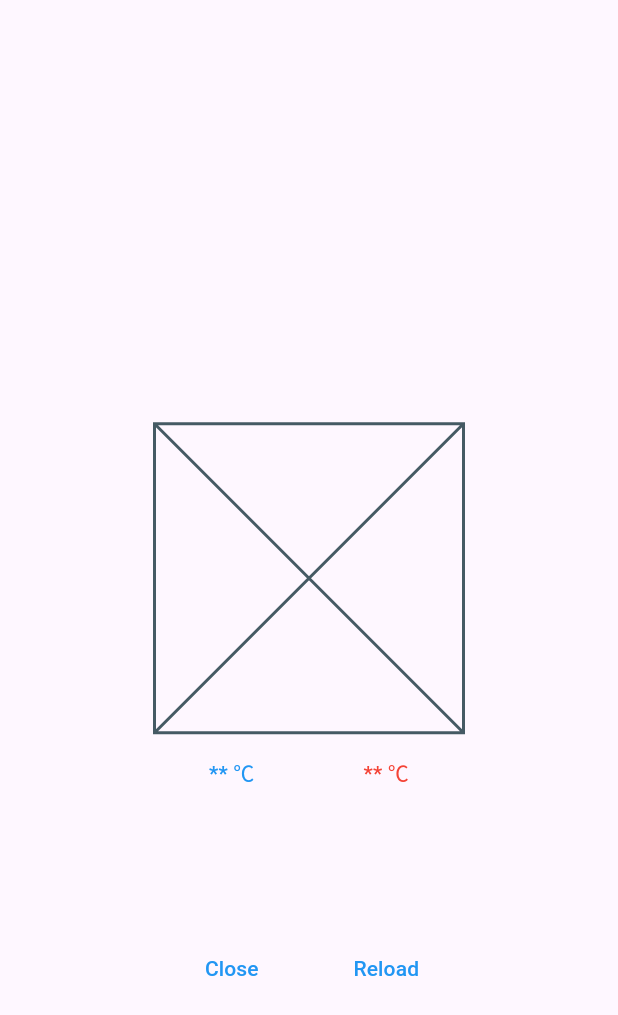
After one commit to iszkrit/yumemi-flutter, a Flutter app: the screen it shows after launch, on a phone screen of 412 x 824 dp. The commit adds this screen. Shown: the top 1015 px of the screen. Run offline on Flutter 3.47's test engine with Material 3 defaults, Android fonts, the phone set to English and light mode, and no system bars; our stand-ins replace flutter_svg, freezed_annotation, vector_graphics; missing offline and left inert: yumemi_weather.

Commit message:
tech-mobileの内容を元に大幅な修正

```diff
--- a/analysis_options.yaml
+++ b/analysis_options.yaml
@@ -6,3 +6,7 @@ analyzer:
     - "**/*.freezed.dart"
   errors:
     invalid_annotation_target: ignore
+
+linter:
+  rules:
+    - diagnostic_describe_all_properties: false
--- a/lib/main.dart
+++ b/lib/main.dart
@@ -1,7 +1,8 @@
 import 'package:flutter/foundation.dart';
 import 'package:flutter/material.dart';
-import 'package:flutter_training/entry_widget.dart';
-import 'package:flutter_training/weather_widget.dart';
+import 'package:flutter_training/first_page.dart';
+import 'package:flutter_training/weather_controller.dart';
+import 'package:flutter_training/weather_page.dart';
 import 'package:yumemi_weather/yumemi_weather.dart';
 
 void main() {
@@ -18,8 +19,10 @@ class MainApp extends StatelessWidget {
     return MaterialApp(
       initialRoute: '/',
       routes: {
-        '/': (context) => const EntryWidget(),
-        '/weather': (context) => WeatherWidget(yumemiWeather: yumemiWeather),
+        '/': (context) => const FirstPage(),
+        '/weather': (context) => WeatherPage(
+              weatherController: WeatherController(),
+            ),
       },
     );
   }
--- /dev/null
+++ b/lib/weather_controller.dart
@@ -0,0 +1,73 @@
+import 'dart:convert';
+
+import 'package:flutter_svg/svg.dart';
+import 'package:flutter_training/gen/assets.gen.dart';
+import 'package:flutter_training/model/weather_data.dart';
+import 'package:yumemi_weather/yumemi_weather.dart';
+
+class WeatherInfo {
+  final SvgPicture? icon;
+  final int? maxTemperature;
+  final int? minTemperature;
+
+  WeatherInfo({required this.icon, required this.maxTemperature, required this.minTemperature});
+}
+
+class WeatherController {
+  final yumemiWeather = YumemiWeather();
+  final jsonString = '''
+    {
+        "area": "tokyo",
+        "date": "2020-04-01T12:00:00+09:00"
+    }
+  ''';
+  WeatherInfo? getWeatherInfo() {
+    try {
+      final weatherJson = yumemiWeather.fetchWeather(jsonString);
+      final weatherDecode = jsonDecode(weatherJson) as Map<String, dynamic>;
+      final weatherData = WeatherData.fromJson(weatherDecode);
+
+      final icon = Weather.fromName(weatherData.weatherCondition).icon;
+      final maxTemperature = weatherData.maxTemperature;
+      final minTemperature = weatherData.minTemperature;
+
+      return WeatherInfo(icon: icon, maxTemperature: maxTemperature, minTemperature: minTemperature);
+    } catch (e) {
+      rethrow;
+    }
+  }
+}
+
+enum Weather {
+  sunny,
+  cloudy,
+  rainy,
+  unknown;
+
+  factory Weather.fromName(String name) {
+    switch (name) {
+      case 'sunny':
+        return Weather.sunny;
+      case 'cloudy':
+        return Weather.cloudy;
+      case 'rainy':
+        return Weather.rainy;
+    }
+    return Weather.unknown;
+  }
+}
+
+extension WeatherExtensions on Weather {
+  SvgPicture? get icon {
+    switch (this) {
+      case Weather.sunny:
+        return Assets.images.sunny.svg();
+      case Weather.cloudy:
+        return Assets.images.cloudy.svg();
+      case Weather.rainy:
+        return Assets.images.rainy.svg();
+      case Weather.unknown:
+        return null;
+    }
+  }
+}
--- /dev/null
+++ b/lib/weather_page.dart
@@ -0,0 +1,203 @@
+import 'package:flutter/material.dart';
+import 'package:flutter_svg/flutter_svg.dart';
+import 'package:flutter_training/error_dialog.dart';
+import 'package:flutter_training/weather_controller.dart';
+import 'package:yumemi_weather/yumemi_weather.dart';
+
+class _TemperatureLabels extends StatelessWidget {
+  const _TemperatureLabels({int? maxTemperature, int? minTemperature})
+      : _maxTemperature = maxTemperature,
+        _minTemperature = minTemperature;
+  final int? _maxTemperature;
+  final int? _minTemperature;
+
+  @override
+  Widget build(BuildContext context) {
+    return Padding(
+      padding: const EdgeInsets.symmetric(vertical: 16),
+      child: Row(
+        children: [
+          Expanded(
+            child: Text(
+              '${_minTemperature ?? '**'} ℃',
+              textAlign: TextAlign.center,
+              style: Theme.of(context).textTheme.labelLarge?.copyWith(
+                    color: Colors.blue,
+                  ),
+            ),
+          ),
+          Expanded(
+            child: Text(
+              '${_maxTemperature ?? '**'} ℃',
+              textAlign: TextAlign.center,
+              style: Theme.of(context).textTheme.labelLarge?.copyWith(
+                    color: Colors.red,
+                  ),
+            ),
+          ),
+        ],
+      ),
+    );
+  }
+}
+
+class _WeatherContainer extends StatelessWidget {
+  const _WeatherContainer(
+    {SvgPicture? weatherIcon,
+    int? maxTemperature,
+    int? minTemperature,
+  })
+      : _weatherIcon = weatherIcon,
+        _maxTemperature = maxTemperature,
+        _minTemperature = minTemperature;
+  final SvgPicture? _weatherIcon;
+  final int? _maxTemperature;
+  final int? _minTemperature;
+
+  @override
+  Widget build(BuildContext context) {
+    return Column(
+      children: [
+        AspectRatio(
+          aspectRatio: 1,
+          child: _weatherIcon ?? const Placeholder(),
+        ),
+        _TemperatureLabels(
+          maxTemperature: _maxTemperature,
+          minTemperature: _minTemperature,
+        ),
+      ],
+    );
+  }
+}
+
+class _CommandButtons extends StatelessWidget {
+  const _CommandButtons({VoidCallback? onClose, VoidCallback? onReload})
+      : _onClose = onClose,
+        _onReload = onReload;
+  final VoidCallback? _onClose;
+  final VoidCallback? _onReload;
+
+  @override
+  Widget build(BuildContext context) {
+    return Row(
+      children: [
+        Expanded(
+          child: TextButton(
+            onPressed: _onClose?.call,
+            child: Text(
+              'Close',
+              // textAlign: TextAlign.center,
+              style: Theme.of(context).textTheme.labelLarge?.copyWith(
+                    color: Colors.blue,
+                  ),
+            ),
+          ),
+        ),
+        Expanded(
+          child: TextButton(
+            onPressed: _onReload?.call,
+            child: Text(
+              'Reload',
+              // textAlign: TextAlign.center,
+              style: Theme.of(context).textTheme.labelLarge?.copyWith(
+                    color: Colors.blue,
+                  ),
+            ),
+          ),
+        ),
+      ],
+    );
+  }
+}
+
+class WeatherPage extends StatefulWidget {
+  const WeatherPage({required WeatherController weatherController, super.key})
+      : _weatherController = weatherController;
+  final WeatherController _weatherController;
+
+  @override
+  State<WeatherPage> createState() => _WeatherWidgetState();
+}
+
+class _WeatherWidgetState extends State<WeatherPage> {
+  SvgPicture? _weatherIcon;
+  int? _maxTemperature;
+  int? _minTemperature;
+
+  void _reload() {
+    try {
+      widget._weatherController.getWeatherInfo();
+    } on YumemiWeatherError catch (e) {
+      showDialog<void>(
+        context: context,
+        builder: (context) {
+          return ErrorDialog.yumemiError(
+            errorMessage: e.toString(),
+          );
+        },
+      );
+    } catch (e) {
+      showDialog<void>(
+        context: context,
+        builder: (context) {
+          return ErrorDialog.otherError(
+            errorMessage: e.toString(),
+          );
+        },
+      );
+    }
+
+    WeatherInfo? _weatherInfo = widget._weatherController.getWeatherInfo();
+    if (_weatherInfo == null) {
+      return;
+    }
+    setState(() {
+      _weatherIcon = _weatherInfo.icon;
+      _maxTemperature = _weatherInfo.maxTemperature;
+      _minTemperature = _weatherInfo.minTemperature;
+    });
+  }
+
+  void _close() {
+    if (context.mounted) {
+      Navigator.pop(context);
+    }
+  }
+
+  @override
+  Widget build(BuildContext context) {
+    return MaterialApp(
+      home: Scaffold(
+        body: Center(
+          child: FractionallySizedBox(
+            widthFactor: 0.5,
+            child: Column(
+              children: [
+                const Spacer(),
+                _WeatherContainer(
+                  weatherIcon: _weatherIcon,
+                  maxTemperature: _maxTemperature,
+                  minTemperature: _minTemperature,
+                ),
+                Flexible(
+                  child: Column(
+                    children: [
+                      const SizedBox(
+                        height: 80,
+                      ),
+                      _CommandButtons(
+                        onClose: _close,
+                        onReload: _reload,
+                      ),
+                    ],
+                  ),
+                ),
+              ],
+            ),
+          ),
+        ),
+      ),
+    );
+  }
+}
```
Also changed, not shown: lib/entry_widget.dart (deleted, +0 -41 lines), lib/first_page.dart (added, +27 -0 lines), lib/gen/assets.gen.dart (+86 -4 lines), lib/mixin/after_display_mixin.dart (added, +16 -0 lines), lib/weather_widget.dart (deleted, +0 -253 lines), pubspec.yaml (+9 -4 lines), pubspec.lock.
